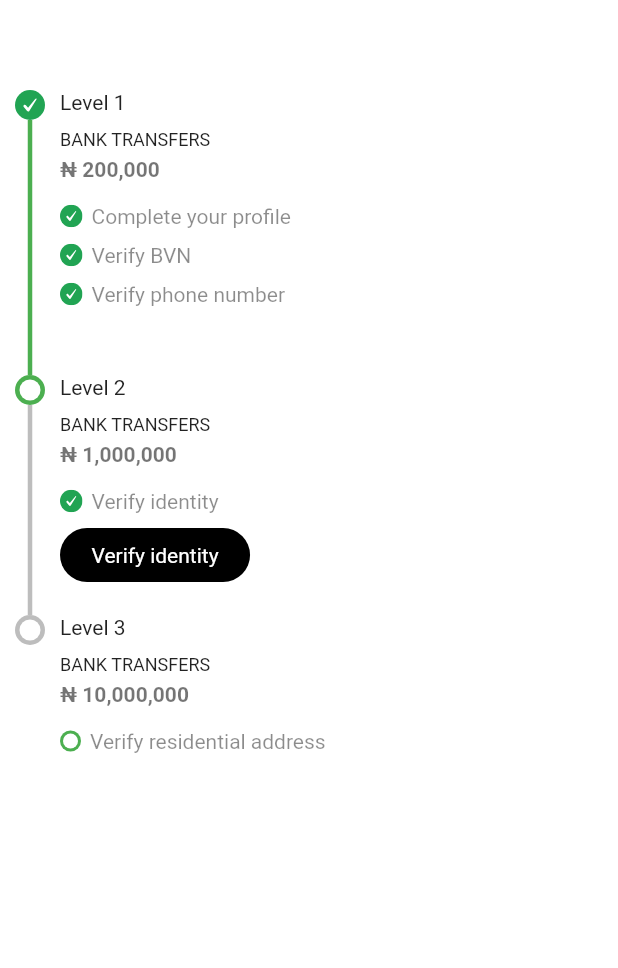
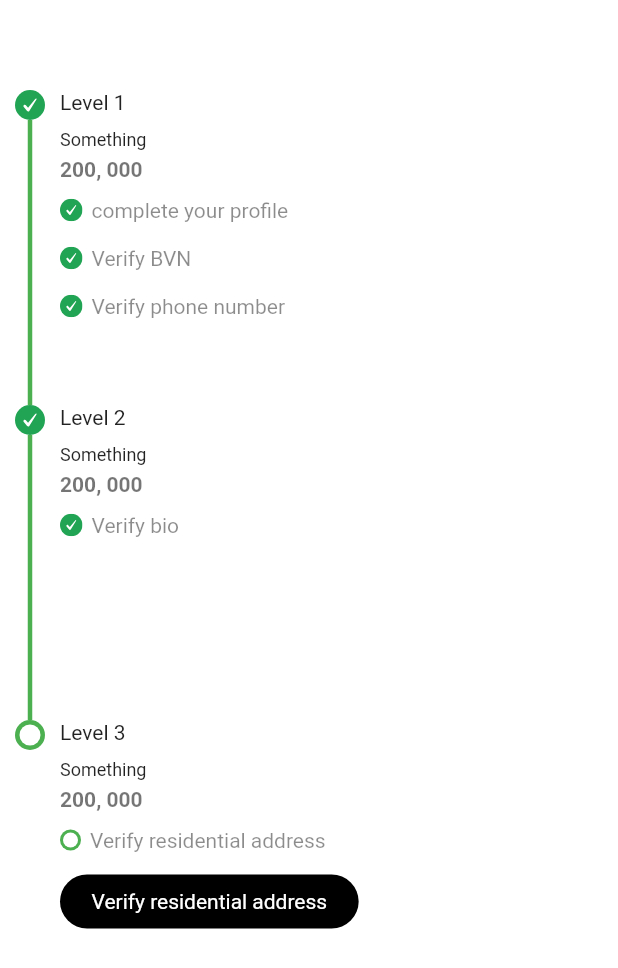
Before and after one commit to EmmanuelTobi/level-stepper, a Flutter app: the screen it shows after launch, on a phone screen of 412 x 824 dp. Shown: the top 968 px of the screen. Run offline on Flutter 3.47's test engine with Material 2 defaults, Android fonts, the phone set to English and light mode, and no system bars; our stand-ins replace flutter_svg.

Commit message:
updated level stepper based on level doc objects...

```diff
--- /dev/null
+++ b/lib/level_doc_stepper.dart
@@ -0,0 +1,112 @@
+class DocVerification {
+  List<LevelData> levelData;
+
+  DocVerification({this.levelData});
+
+  DocVerification.fromJson(Map<String, dynamic> json) {
+    if (json['level_data'] != null) {
+      levelData = new List<LevelData>();
+      json['level_data'].forEach((v) {
+        levelData.add(new LevelData.fromJson(v));
+      });
+    }
+  }
+
+  Map<String, dynamic> toJson() {
+    final Map<String, dynamic> data = new Map<String, dynamic>();
+    if (this.levelData != null) {
+      data['level_data'] = this.levelData.map((v) => v.toJson()).toList();
+    }
+    return data;
+  }
+
+
+  Map<String, dynamic> level_data = {
+    "level_data":[
+      {
+        "id" : 1,
+        "name" : "Level 1",
+        "level_description" : "Bank Transfer",
+        "docs" : [{
+          "doc_name" : "complete your profile",
+          "isCompleted": true
+        },
+        {
+          "doc_name" : "Verify BVN",
+          "isCompleted": true
+        },
+        {
+          "doc_name" : "Verify phone number",
+          "isCompleted": true
+        }]
+      },
+      {
+        "id" : 2,
+        "name" : "Level 2",
+        "level_description" : "Bank Transfer",
+        "docs" : [{
+          "doc_name" : "Verify bio",
+          "isCompleted": true
+        }]
+      },
+      {
+        "id" : 3,
+        "name" : "Level 3",
+        "level_description" : "Bank Transfer",
+        "docs" : [{
+          "doc_name" : "Verify residential address",
+          "isCompleted": false
+        }]
+      }
+    ]
+  };
+
+}
+
+class LevelData {
+  int id;
+  String name;
+  List<Docs> docs;
+
+  LevelData({this.id, this.name, this.docs});
+
+  LevelData.fromJson(Map<String, dynamic> json) {
+    id = json['id'];
+    name = json['name'];
+    if (json['docs'] != null) {
+      docs = new List<Docs>();
+      json['docs'].forEach((v) {
+        docs.add(new Docs.fromJson(v));
+      });
+    }
+  }
+
+  Map<String, dynamic> toJson() {
+    final Map<String, dynamic> data = new Map<String, dynamic>();
+    data['id'] = this.id;
+    data['name'] = this.name;
+    if (this.docs != null) {
+      data['docs'] = this.docs.map((v) => v.toJson()).toList();
+    }
+    return data;
+  }
+}
+
+class Docs {
+  String docName;
+  bool isCompleted;
+
+  Docs({this.docName, this.isCompleted});
+
+  Docs.fromJson(Map<String, dynamic> json) {
+    docName = json['doc_name'];
+    isCompleted = json['isCompleted'];
+  }
+
+  Map<String, dynamic> toJson() {
+    final Map<String, dynamic> data = new Map<String, dynamic>();
+    data['doc_name'] = this.docName;
+    data['isCompleted'] = this.isCompleted;
+    return data;
+  }
+}
--- a/lib/stepper_screen.dart
+++ b/lib/stepper_screen.dart
@@ -1,5 +1,7 @@
 import 'package:flutter/material.dart';
+import 'package:flutter/rendering.dart';
 import 'package:flutter_svg/svg.dart';
+import 'package:level_stepper/level_doc_stepper.dart';
 
 class StepperScreen extends StatefulWidget {
 
@@ -10,6 +12,19 @@ class StepperScreen extends StatefulWidget {
 
 class _StepperScreenState extends State<StepperScreen> {
 
+  var level_one = Size.zero;
+  var level_two = Size.zero;
+  var level_three = Size.zero;
+
+  double initLevelHeight = 70.0;
+  double buttonHeight = 50;
+
+  final ValueNotifier<double> levelOneSizeValueListener = new ValueNotifier(0.0);
+  final ValueNotifier<double> levelTwoSizeValueListener = new ValueNotifier(0.0);
+  final ValueNotifier<double> levelThreeSizeValueListener = new ValueNotifier(0.0);
+
+  DocVerification docVerification;
+
   @override
   void initState() {
     super.initState();
@@ -18,8 +33,7 @@ class _StepperScreenState extends State<StepperScreen> {
   @override
   Widget build(BuildContext context) {
 
-
-    Map<String, bool> levelStates = {"level 1" : true, "level 2": false, "level 3": false};
+    docVerification = DocVerification.fromJson(DocVerification().level_data);
 
     return Scaffold(
       backgroundColor: Colors.white,
@@ -30,130 +44,141 @@ class _StepperScreenState extends State<StepperScreen> {
 
             SizedBox(height: 60,),
 
-            Container(
-              child: Row(children: [
+            levelDocView(docVerification),
+
+          ],
+        ),
+      ),
+    );
+  }
+
+  Widget levelDocView(DocVerification docVerification) {
+
+    int value = 0;
+    var totalStateLevel = [];
+
+    docVerification.levelData.forEach((element) {
+
+      element.docs.asMap().forEach((key, value) {
+
+        if(value.isCompleted == false) {
+
+          totalStateLevel.add(true);
+
+        }
+      });
+
+    });
+
+    print(totalStateLevel.length);
+
+    return Column(
+      children: docVerification.levelData.map((e) {
+
+        value++;
+
+        var stateLevel = e.docs.where((element) => element.isCompleted == false);
+
+        return docTypes(
+          docsList: e.docs,
+          totalDoc: e.docs.length,
+          levelName: e.name,
+          nextVerificationIndex: (docVerification.levelData.length - totalStateLevel.length) + 1,
+          position: value,
+          totalLevelDoc: docVerification.levelData.length,
+          activateButtonDes: stateLevel.length != 0 ? stateLevel.toList()[0].docName : "",
+          levelReward: "200, 000",
+          levelSubDesc: "Something",
+        );
+      }).toList(),
+    );
+
+  }
+
+
+  Widget docTypes({
+    List<Docs> docsList,
+    int totalDoc,
+    String levelName,
+    String levelSubDesc,
+    String levelReward,
+    int totalLevelDoc,
+    int position,
+    int nextVerificationIndex,
+    String activateButtonDes}) {
+
+    final ValueNotifier<double> levelOneSizeValueListener = new ValueNotifier(0.0);
+
+    print("nextVerificationIndex: " + nextVerificationIndex.toString());
+    print("position: " + position.toString());
+
+    return ValueListenableBuilder(
+        valueListenable: levelThreeSizeValueListener,
+        builder: (context, double value, child) {
+
+          print(value.toString());
+
+          return MeasureSize(
+            onChange: (size) {
+
+              levelThreeSizeValueListener.value = size.height;
+              print(levelThreeSizeValueListener.value);
+
+            },
+            child: Container(
+              height: totalDoc <= 2 ? initLevelHeight * 3 : (initLevelHeight * totalDoc),
+              child: Row(
+                children: [
 
                   Column(
                     children: [
 
-                    // circleState(mainSize: 10, innerSize: 7),
+                      position <= nextVerificationIndex - 1 ? checkedState() : circleState(mainSize: 10, innerSize: 7, isNext: position == nextVerificationIndex),
 
-                    checkedState(),
+                      if(totalLevelDoc != position) ... [
 
                         Container(
-                      color: Colors.green,
-                      height: 170,
+                          color: position <= nextVerificationIndex - 1 ? Colors.green : Colors.grey,
+                          height: value - 20,
                           width: 3,
                         ),
+
+                      ] else ... [
+
+                      ],
 
                     ],),
 
                   SizedBox(width: 10,),
 
                   Container(
-                  height: 190,
-                  child: Column(
-                    crossAxisAlignment: CrossAxisAlignment.start,
-                    children: [
-                      Text("Level 1"),
-                      SizedBox(height: 10,),
-                      Text("BANK TRANSFERS", style: TextStyle(color: Colors.black87, fontSize: 12)),
-                      SizedBox(height: 5,),
-                      Text("₦ 200,000", style: TextStyle(fontWeight: FontWeight.w700, color: Colors.black54),),
-                      SizedBox(height: 10,),
-                      stateToCheck(childDesc: Text("Complete your profile", style: TextStyle(color: Colors.black45),), state: true),
-                      stateToCheck(childDesc: Text("Verify BVN", style: TextStyle(color: Colors.black45),), state: true),
-                      stateToCheck(childDesc: Text("Verify phone number", style: TextStyle(color: Colors.black45),), state: true),
-                      SizedBox(height: 5,),
-                      activateLevelButton(levelState: levelStates["level 1"], isNextState: true, levelButtonDes: "Verify identity"),
-                  ],),
-                ),
-
-              ],),
-            ),
-
-            Container(
-              child: Row(
-                children: [
-
-                Column(
-                  children: [
-
-                    circleState(mainSize: 10, innerSize: 7, isNext: true),
-
-                    Container(
-                      color: Colors.black26,
-                      height: 140,
-                      width: 3,
-                    ),
-
-                  ],),
-
-                SizedBox(width: 10,),
-
-                Container(
-                  height: 160,
-                  child: Column(
-                    crossAxisAlignment: CrossAxisAlignment.start,
-                    children: [
-                      Text("Level 2"),
-                      SizedBox(height: 10,),
-                      Text("BANK TRANSFERS", style: TextStyle(color: Colors.black87, fontSize: 12)),
-                      SizedBox(height: 5,),
-                      Text("₦ 1,000,000", style: TextStyle(fontWeight: FontWeight.w700, color: Colors.black54),),
-                      SizedBox(height: 10,),
-                      stateToCheck(childDesc: Text("Verify identity", style: TextStyle(color: Colors.black45),), state: true),
-                      SizedBox(height: 5,),
-                      activateLevelButton(levelState: levelStates["level 2"], isNextState: true, levelButtonDes: "Verify identity"),
-                    ],),
-                ),
-
-              ],),
-            ),
-
-            Container(
-              child: Row(
-                children: [
-
-                Column(
-                  children: [
-
-                    circleState(mainSize: 10, innerSize: 7, isNext: false),
-
-                    Container(
-                      // color: Colors.green,
-                      height: 150,
-                      width: 3,
-                    ),
-
-                  ],),
-
-                SizedBox(width: 10,),
-
-                Container(
-                  height: 170,
+                    height: value,
                     child: Column(
                       mainAxisSize: MainAxisSize.min,
                       crossAxisAlignment: CrossAxisAlignment.start,
                       children: [
-                      Text("Level 3"),
+                        Text(levelName),
                         SizedBox(height: 10,),
-                      Text("BANK TRANSFERS", style: TextStyle(color: Colors.black87, fontSize: 12)),
+                        Text(levelSubDesc, style: TextStyle(color: Colors.black87, fontSize: 12)),
                         SizedBox(height: 5,),
-                      Text("₦ 10,000,000", style: TextStyle(fontWeight: FontWeight.w700, color: Colors.black54),),
+                        Text(levelReward, style: TextStyle(fontWeight: FontWeight.w700, color: Colors.black54),),
+
+                        Column(
+                          mainAxisSize: MainAxisSize.min,
+                          crossAxisAlignment: CrossAxisAlignment.start,
+                          children: docsList.map((e) {
+                            return stateToCheck(state: e.isCompleted, docDesc: e.docName);
+                          }).toList(),),
                         SizedBox(height: 10,),
-                      stateToCheck(childDesc: Text("Verify residential address", style: TextStyle(color: Colors.black45),)),
-                      SizedBox(height: 5,),
-                      activateLevelButton(levelState: levelStates["level 3"], isNextState: false, levelButtonDes: "Verify residential address"),
+                        position == nextVerificationIndex ? activateLevelButton(levelButtonDes: activateButtonDes) : SizedBox(height: 1,),
                       ],
                     ),
                   ),
                 ],),
             ),
-          ],
-        ),
-      ),
           );
+
+    });
   }
 
 
@@ -169,22 +194,27 @@ class _StepperScreenState extends State<StepperScreen> {
     );
   }
 
-  Widget activateLevelButton({bool levelState, bool isNextState, String levelButtonDes}) {
-    return levelState == false && isNextState == true ? updateButton(updateActionText: levelButtonDes) : Expanded(child: SizedBox(height: 10,));
+  Widget activateLevelButton({String levelButtonDes}) {
+    return updateButton(updateActionText: levelButtonDes);
   }
 
   Widget checkedState({double size}) {
     return checked(size: size);
   }
 
-  Widget stateToCheck({bool state, Widget childDesc}) {
-    return Row(
+  Widget stateToCheck({bool state, String docDesc}) {
+    return Column(
+      children: [
+        SizedBox(height: 6,),
+        Row(
           children: [
             state == null || state == false ? circleState() : checkedState(size: 15),
             SizedBox(width: 6,),
             Padding(
               padding: const EdgeInsets.only(top: 5, bottom: 5),
-          child: childDesc,
+              child: Text(docDesc, style: TextStyle(color: Colors.black45),),
+            ),
+          ],
         ),
       ],
     );
@@ -214,3 +244,40 @@ class _StepperScreenState extends State<StepperScreen> {
   }
 
 }
+
+typedef void OnWidgetSizeChange(Size size);
+
+class MeasureSizeRenderObject extends RenderProxyBox {
+  Size oldSize;
+  final OnWidgetSizeChange onChange;
+
+  MeasureSizeRenderObject(this.onChange);
+
+  @override
+  void performLayout() {
+    super.performLayout();
+
+    Size newSize = child.size;
+    if (oldSize == newSize) return;
+
+    oldSize = newSize;
+    WidgetsBinding.instance.addPostFrameCallback((_) {
+      onChange(newSize);
+    });
+  }
+}
+
+class MeasureSize extends SingleChildRenderObjectWidget {
+  final OnWidgetSizeChange onChange;
+
+  const MeasureSize({
+    Key key,
+    @required this.onChange,
+    @required Widget child,
+  }) : super(key: key, child: child);
+
+  @override
+  RenderObject createRenderObject(BuildContext context) {
+    return MeasureSizeRenderObject(onChange);
+  }
+}
```
Lines whose indentation alone changed are shown as unchanged.
